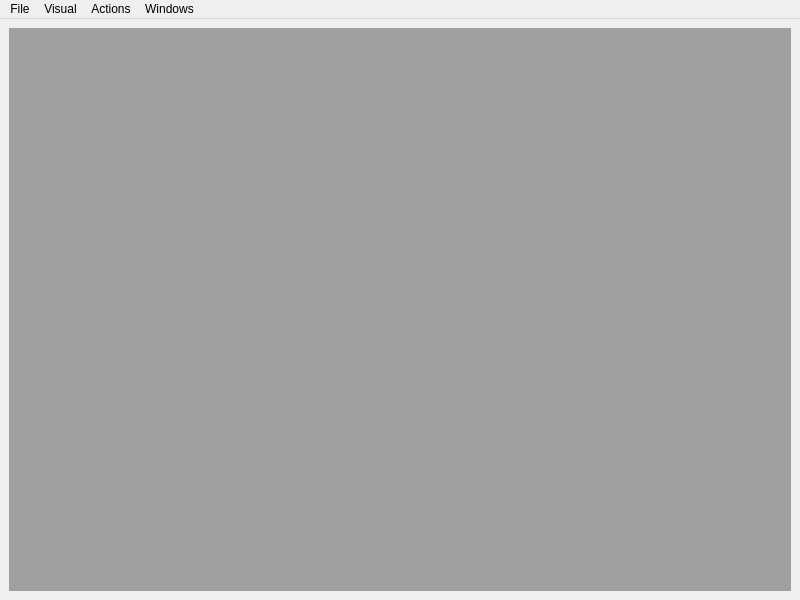
babybob8/analysis-labs, file src/dotui/main_window.ui: the form before one commit.
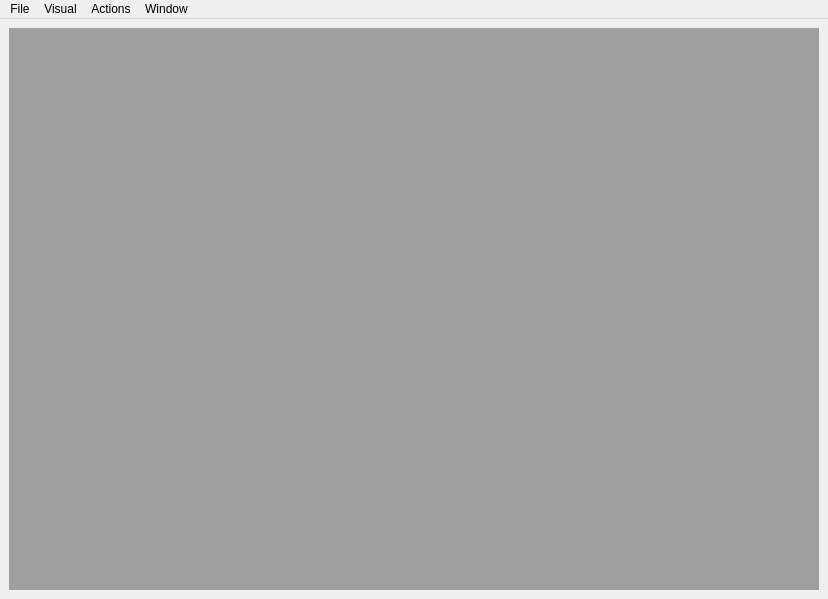
The form after the commit. Icons and pictures are not drawn.

What changed in the file:
```diff
--- a/src/dotui/main_window.ui
+++ b/src/dotui/main_window.ui
@@ -6,8 +6,8 @@
    <rect>
     <x>0</x>
     <y>0</y>
-    <width>800</width>
-    <height>600</height>
+    <width>828</width>
+    <height>599</height>
    </rect>
   </property>
   <property name="windowTitle">
@@ -29,8 +29,8 @@
     <rect>
      <x>0</x>
      <y>0</y>
-     <width>800</width>
-     <height>33</height>
+     <width>828</width>
+     <height>22</height>
     </rect>
    </property>
    <widget class="QMenu" name="menuFile">
@@ -58,7 +58,7 @@
    </widget>
    <widget class="QMenu" name="menuWindows">
     <property name="title">
-     <string>Windows</string>
+     <string>Window</string>
     </property>
     <addaction name="actionCloseAll"/>
     <addaction name="separator"/>
```
Left out of the diff: 13 changed lines with no effect on the pictures.
